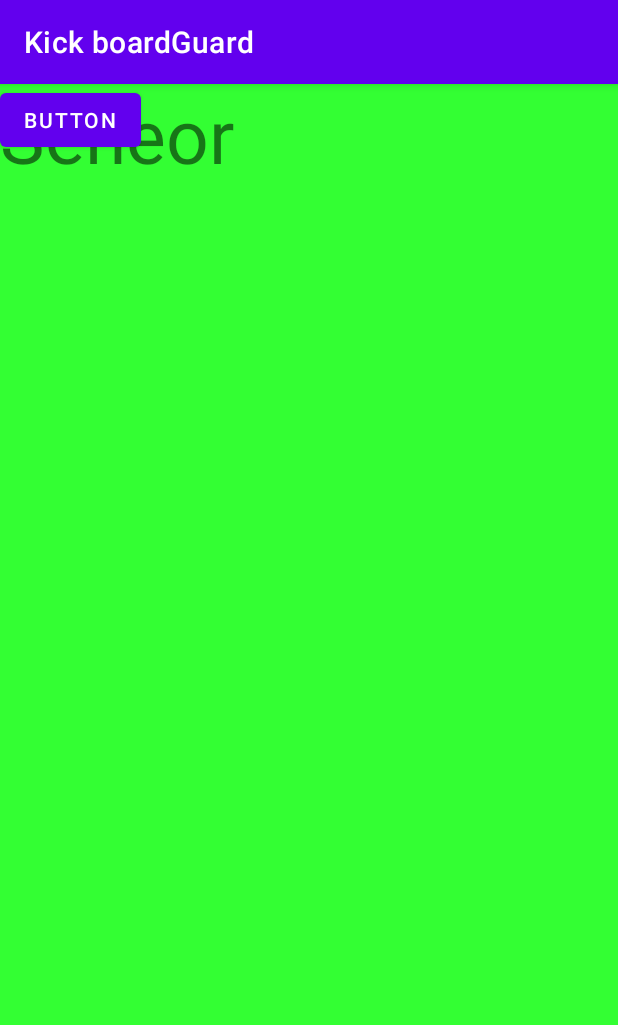
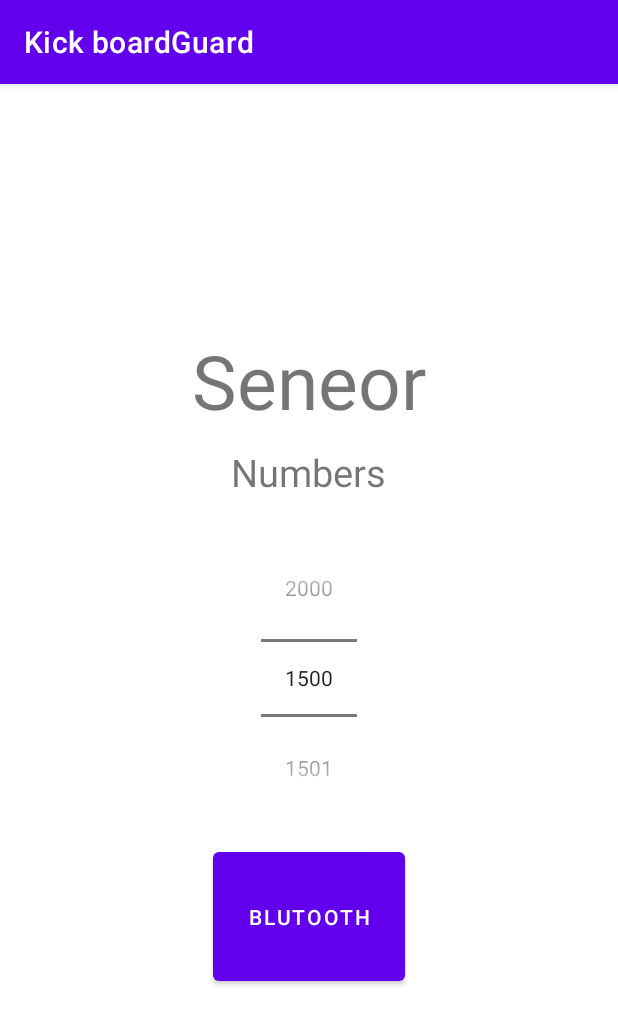
Before and after one commit to denemtia/KickboardGuard, an Android app: the fragment Sensor placed in its activity, on a phone screen of 412 x 824 dp. Shown: the top 1025 px of the screen. Run offline under Robolectric (Android 15) with nearby library versions, the phone set to English and light mode, and no system bars; libraries missing offline, so code that uses them is left out: net.daum.mf; plain views replace MapView; 3 statements that could not run were skipped.

Commit message:
로고 사진 체인지

```diff
--- a/app/src/main/java/com/example/kickboardguard/Sensor.java
+++ b/app/src/main/java/com/example/kickboardguard/Sensor.java
@@ -7,12 +7,14 @@ import android.content.Context;
 import android.content.DialogInterface;
 import android.content.Intent;
 import android.media.AudioManager;
+import android.media.MediaPlayer;
 import android.media.ToneGenerator;
 import android.os.Bundle;
 
 
 
 import androidx.appcompat.app.AlertDialog;
+import androidx.appcompat.app.AppCompatActivity;
 import androidx.fragment.app.Fragment;
 
 import android.os.Handler;
@@ -22,6 +24,7 @@ import android.view.LayoutInflater;
 import android.view.View;
 import android.view.ViewGroup;
 import android.widget.Button;
+import android.widget.NumberPicker;
 import android.widget.ScrollView;
 import android.widget.TextView;
 import android.widget.Toast;
@@ -38,8 +41,11 @@ import static android.app.Activity.RESULT_CANCELED;
 import static android.app.Activity.RESULT_OK;
 import static androidx.core.content.ContextCompat.getSystemService;
 
+import android.widget.NumberPicker;
+import android.widget.TextView;
+import android.widget.NumberPicker.OnValueChangeListener;
 
-public class Sensor extends Fragment {
+public class Sensor extends Fragment implements NumberPicker.OnValueChangeListener{
 
 
     static final int REQUEST_ENABLE_BT = 10;
@@ -62,7 +68,8 @@ public class Sensor extends Fragment {
     ScrollView scrolldata;              // 스크롤뷰 선언
 
     MainActivity activit;
-
+    public TextView tvShowNumbers;
+    Context ct;
 
 
     @Override
@@ -84,15 +91,23 @@ public class Sensor extends Fragment {
 
         }
 
+
+
+
     }
 
     @Override
     public View onCreateView(LayoutInflater inflater, ViewGroup container,
                              Bundle savedInstanceState) {
+        ct = container.getContext();
         // Inflate the layout for this fragment
 
         View view = inflater.inflate(R.layout.fragment_sensor,container,false);
         Button bton_button = (Button) view.findViewById(R.id.BTon_button);
+        NumberPicker numberPicker = view.findViewById(R.id.numberPicker);
+        numberPicker.setMinValue(1500);
+        numberPicker.setMaxValue(2000);
+
         bton_button.setOnClickListener(new View.OnClickListener() {
             @Override
             public void onClick(View view) {
@@ -107,7 +122,9 @@ public class Sensor extends Fragment {
         //return inflater.inflate(R.layout.fragment_sensor, container, false);
     }
 
+    public void onValueChange(NumberPicker numberPicker, int i, int i1) {
 
+    }
     BluetoothDevice getDeviceFromBondedList(String name){
         BluetoothDevice selectedDevice = null;
         for (BluetoothDevice device : mDevices) {
--- a/app/src/main/res/drawable/splash_background.xml
+++ b/app/src/main/res/drawable/splash_background.xml
@@ -7,7 +7,7 @@
     <item>
         <bitmap
 
-            android:src="@drawable/kbg"
+            android:src="@drawable/logo"
             android:gravity="center"/>
     </item>
 </layer-list>
--- a/app/src/main/res/layout/fragment_sensor.xml
+++ b/app/src/main/res/layout/fragment_sensor.xml
@@ -1,23 +1,47 @@
 <?xml version="1.0" encoding="utf-8"?>
-<FrameLayout xmlns:android="http://schemas.android.com/apk/res/android"
+<LinearLayout xmlns:android="http://schemas.android.com/apk/res/android"
     xmlns:tools="http://schemas.android.com/tools"
     android:layout_width="match_parent"
     android:layout_height="match_parent"
-    tools:context=".Sensor"
-    android:background="#33FF33">
+    android:gravity="center"
+    android:orientation="vertical"
+    tools:context=".Sensor">
+
 
     <TextView
         android:id="@+id/textView"
         android:layout_width="wrap_content"
         android:layout_height="wrap_content"
+        android:layout_x="15dp"
+        android:layout_y="11dp"
         android:text="Seneor"
         android:textSize="50dp" />
 
+    <TextView
+        android:id="@+id/tvShowNumbers"
+        android:layout_width="wrap_content"
+        android:layout_height="wrap_content"
+        android:layout_margin="10dp"
+        android:layout_x="134dp"
+        android:layout_y="190dp"
+        android:text="Numbers"
+        android:textSize="25sp" />
+
+    <NumberPicker
+        android:id="@+id/numberPicker"
+        android:layout_width="wrap_content"
+        android:layout_height="wrap_content"
+        android:layout_margin="20dp"
+        android:layout_x="160dp"
+        android:layout_y="251dp" />
+
     <Button
         android:id="@+id/BTon_button"
-        android:layout_width="wrap_content"
-        android:layout_height="wrap_content"
-        android:text="Button" />
+        android:layout_width="128dp"
+        android:layout_height="98dp"
+        android:layout_x="134dp"
+        android:layout_y="445dp"
+        android:text="Blutooth" />
 
 
-</FrameLayout>
+</LinearLayout>
```
Also changed, not shown: app/src/main/res/drawable-xxhdpi/logo.png (added).
